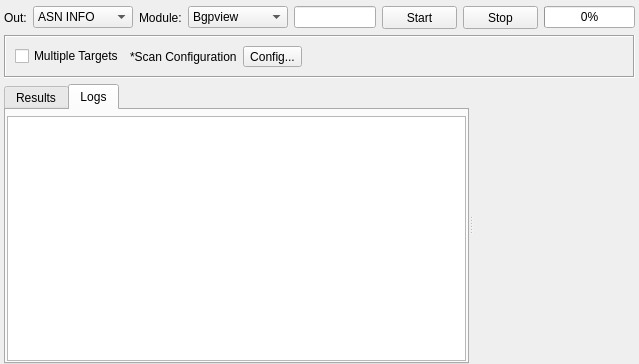
This is sub3suite/src/enums/asn/ASNEnum.ui in 3nock/OTE as Qt 5 draws it before an edit. The edited form follows.
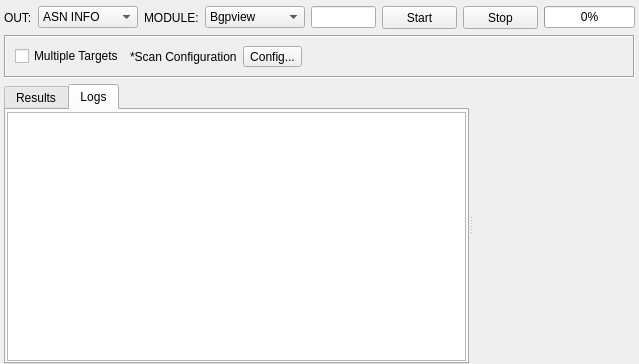
This is the edited form. The open tabs and pages were chosen to show the change. Custom widgets are drawn as their Qt base class.

Commit message: refactored ASN Enum

The edit to the form file:
```diff
--- a/sub3suite/src/enums/asn/ASNEnum.ui
+++ b/sub3suite/src/enums/asn/ASNEnum.ui
@@ -31,7 +31,7 @@
      <item>
       <widget class="QLabel" name="labelOut">
        <property name="text">
-        <string>Out:</string>
+        <string>OUT:</string>
        </property>
       </widget>
      </item>
@@ -63,7 +63,7 @@
      <item>
       <widget class="QLabel" name="labelModule">
        <property name="text">
-        <string>Module:</string>
+        <string>MODULE:</string>
        </property>
       </widget>
      </item>
@@ -320,7 +320,7 @@
          <number>1</number>
         </property>
         <property name="topMargin">
-         <number>6</number>
+         <number>2</number>
         </property>
         <property name="rightMargin">
          <number>1</number>
```
Left out of the diff: 5 changed lines with no effect on the pictures. The commit also changes 15 other files.
